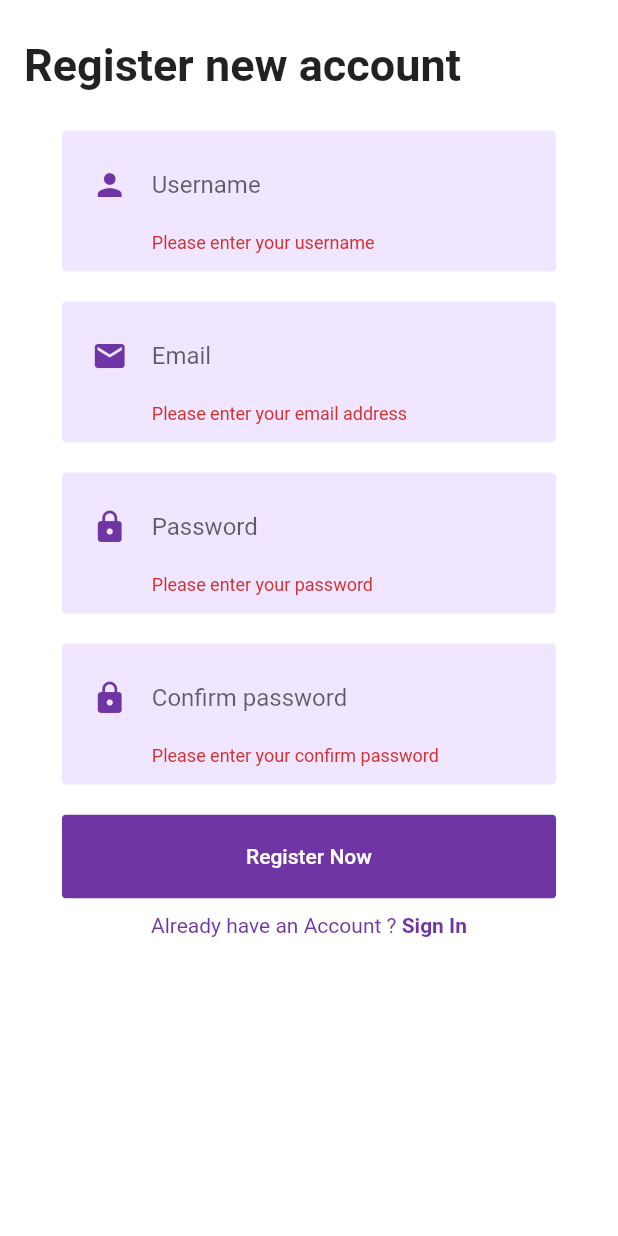
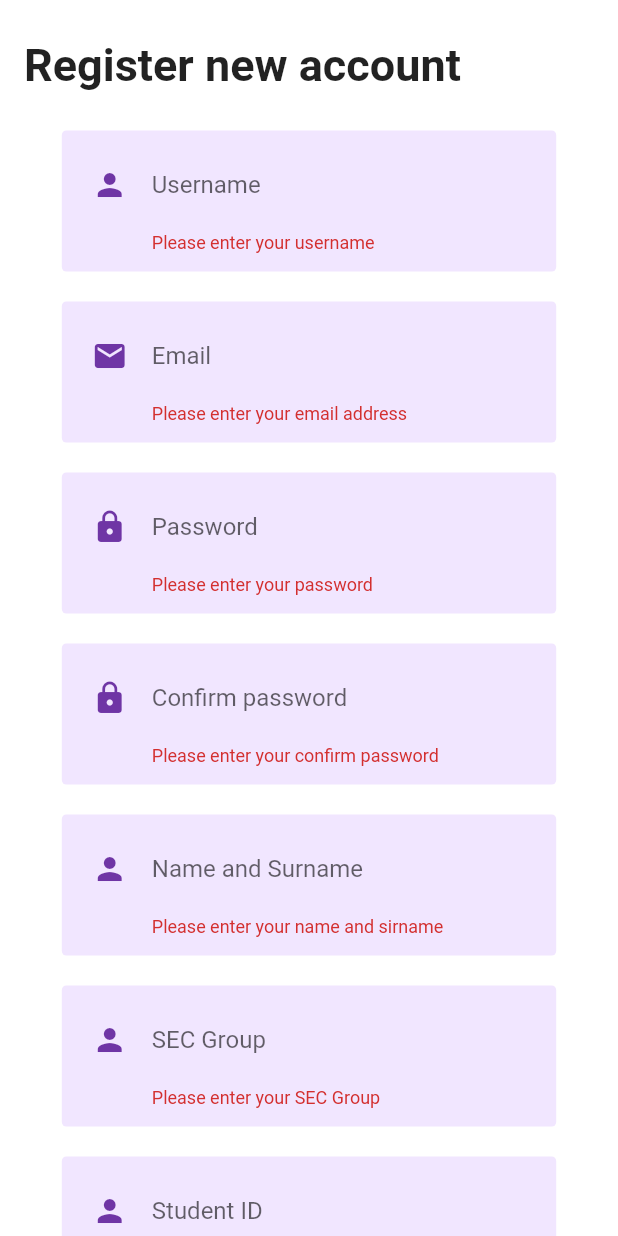
Before and after one commit to ST4RCHASER/project-miuna-app, a Flutter app: the SignUpScreen screen opened directly, after a tap on "Register Now", on a phone screen of 412 x 824 dp. Run offline on Flutter 3.47's test engine with Material 2 defaults, Android fonts, the phone set to English and light mode, and no system bars; our stand-ins replace flutter_secure_storage, flutter_svg; missing offline and left inert: niku, qr_code_scanner; accounts and stored records are empty; network calls fail.

Commit message:
add more in register form

```diff
--- a/lib/Screens/Home/components/body.dart
+++ b/lib/Screens/Home/components/body.dart
@@ -45,9 +45,9 @@ class Body extends StatelessWidget {
               );
             },
           ),
-          ThematicText(text: 'Event management (Remove soon)'),
-          MenuButton(text: 'CREATE NEW', press: () {}),
-          MenuButton(text: 'MY EVENTS', press: () {}),
+          // ThematicText(text: 'Event management (Remove soon)'),
+          // MenuButton(text: 'CREATE NEW', press: () {}),
+          // MenuButton(text: 'MY EVENTS', press: () {}),
           ThematicText(text: 'Current entry event'),
           FutureBuilder(
               future: rest.getJoinedEventList(),
--- a/lib/Screens/Signup/components/body.dart
+++ b/lib/Screens/Signup/components/body.dart
@@ -16,6 +16,9 @@ class Body extends StatelessWidget {
   TextEditingController passwordController = new TextEditingController();
   TextEditingController cfmPasswordController = new TextEditingController();
   TextEditingController emailController = new TextEditingController();
+  TextEditingController nameController = new TextEditingController();
+  TextEditingController secController = new TextEditingController();
+  TextEditingController studentIDController = new TextEditingController();
   @override
   Widget build(BuildContext context) {
     return Background(
@@ -39,7 +42,8 @@ class Body extends StatelessWidget {
                   if (usernameController.text == null ||
                       usernameController.text.length < 1)
                     return 'Please enter your username';
-                    if (usernameController.text.length < 5)return 'Username must be at least 5 characters';
+                  if (usernameController.text.length < 5)
+                    return 'Username must be at least 5 characters';
                   return null;
                 }),
             SquareInputField(
@@ -64,7 +68,8 @@ class Body extends StatelessWidget {
                   if (passwordController.text == null ||
                       passwordController.text.length < 1)
                     return 'Please enter your password';
-                  if (passwordController.text.length < 6)return 'Password must be at least 6 characters';
+                  if (passwordController.text.length < 6)
+                    return 'Password must be at least 6 characters';
                   return null;
                 }),
             SquarePasswordField(
@@ -79,13 +84,49 @@ class Body extends StatelessWidget {
                     return 'Confirm Password is not matching your password';
                   return null;
                 }),
+            SquareInputField(
+                hintText: "Name and Surname",
+                onChanged: (value) {},
+                controller: nameController,
+                validator: (String value) {
+                  if (nameController.text == null ||
+                      nameController.text.length < 1)
+                    return 'Please enter your name and sirname';
+                  if (nameController.text.length < 10)
+                    return 'Name and surname must be at least 10 characters';
+                  return null;
+                }),
+            SquareInputField(
+                hintText: "SEC Group",
+                onChanged: (value) {},
+                controller: secController,
+                validator: (String value) {
+                  if (secController.text == null ||
+                      secController.text.length < 1)
+                    return 'Please enter your SEC Group';
+                  if (secController.text.length < 9)
+                    return 'SEC Group must be at least 9 characters';
+                  return null;
+                }),
+            SquareInputField(
+                hintText: "Student ID",
+                onChanged: (value) {},
+                controller: studentIDController,
+                validator: (String value) {
+                  if (studentIDController.text == null ||
+                      studentIDController.text.length < 1)
+                    return 'Please enter your student id';
+                  if (studentIDController.text.length < 12)
+                    return 'Student id must be at 12 characters';
+                  return null;
+                }),
             SquareButton(
               text: "Register Now",
               press: () {
                 if (_formKey.currentState.validate()) {
                   rest
                       .registerNewAccount(emailController.text,
-                          usernameController.text, passwordController.text)
+                          usernameController.text, passwordController.text, nameController.text, secController.text, studentIDController.text)
                       .then((result) => {
                             if (result.success)
                               {
--- a/lib/utils/config.dart
+++ b/lib/utils/config.dart
@@ -1,2 +1,2 @@
-// String miunaURL = "http://192.168.1.46:3000/v1/";
+// String miunaURL = "http://192.168.1.8:3000/v1/";
 String miunaURL = "https://miuna.starchaser.me/v1/";
--- a/lib/utils/rest.dart
+++ b/lib/utils/rest.dart
@@ -164,7 +164,7 @@ Future<RESTResp> getEventInfo(String id) async {
 }
 
 Future<RESTResp> registerNewAccount(
-    String email, String username, String password) async {
+    String email, String username, String password, String name, String sec, String student_id) async {
   try {
     http.Response resp = await http.post(
         Uri.parse(config.miunaURL + "account/reg"),
@@ -174,7 +174,10 @@ Future<RESTResp> registerNewAccount(
         body: convert.jsonEncode(<String, String>{
           "email": email,
           "username": username,
-          "password": password
+          "password": password,
+          "name": name,
+          "sec": sec,
+          "student_id": student_id
         }));
     var decoded = convert.jsonDecode(resp.body);
     var body = RESTResp(decoded);
```
